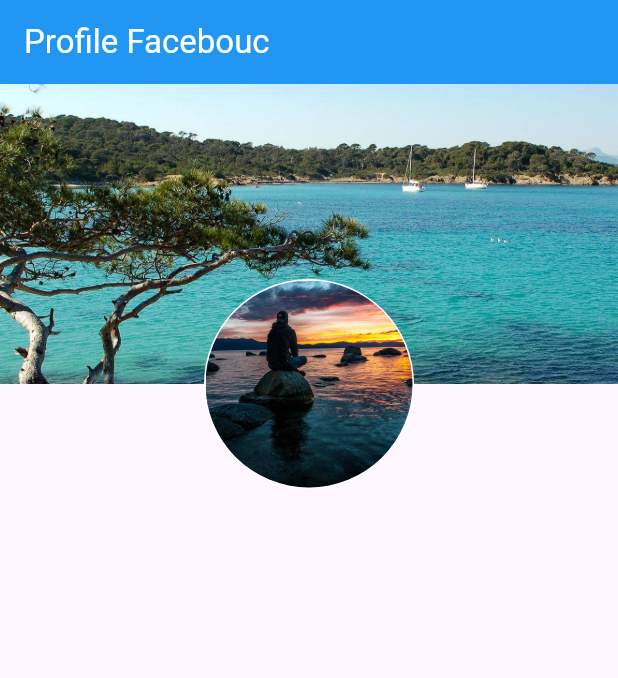
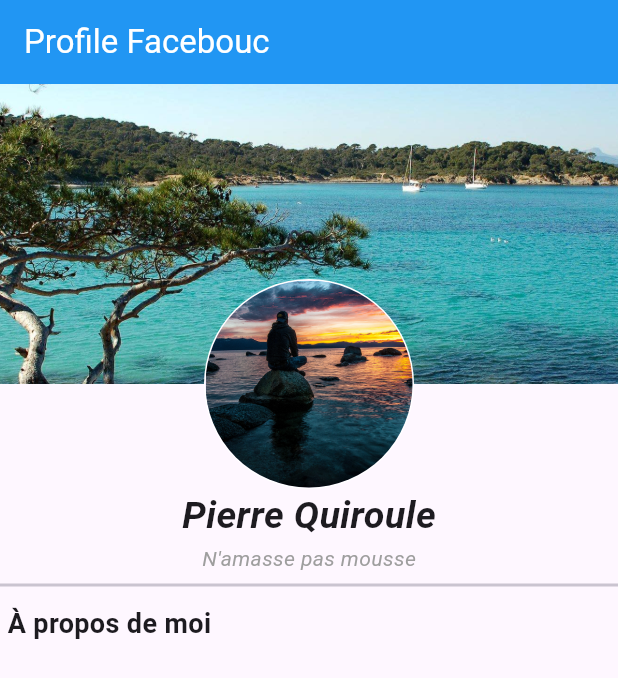
Before and after one commit to nathancavalcp/facebouc, a Flutter app: the screen it shows after launch, on a phone screen of 412 x 824 dp. Shown: the top 678 px of the screen. Run offline on Flutter 3.47's test engine with Material 3 defaults, Android fonts, the phone set to English and light mode, and no system bars.

Commit message:
Ajout du header

```diff
--- a/lib/main.dart
+++ b/lib/main.dart
@@ -24,6 +24,23 @@ class BasicPage extends StatelessWidget {
       );
 
   }
+
+  Widget sectionTitleText(String text) {
+    return Padding(
+      padding: const EdgeInsets.all(5),
+      child: Align(
+        alignment: Alignment.centerLeft,
+        child: Text(
+          text,
+          style: const TextStyle(
+            fontWeight: FontWeight.w600,
+            fontSize: 18,
+          ),
+        ),
+      ),
+    );
+  }
+
   @override
   Widget build(BuildContext context) {
     return Scaffold(
@@ -55,6 +72,18 @@ class BasicPage extends StatelessWidget {
                 ),
               ],
             ),
+            Text(
+              "Pierre Quiroule",
+              style: TextStyle(fontSize: 25, fontWeight: FontWeight.bold, fontStyle: FontStyle.italic),
+            ),
+            Text(
+              "N'amasse pas mousse",
+              style: TextStyle(fontStyle: FontStyle.italic, color: Colors.grey),
+            ),
+            Divider(
+              thickness: 2,
+            ),
+            sectionTitleText("À propos de moi"),
           ],
         ),
       ),
```
